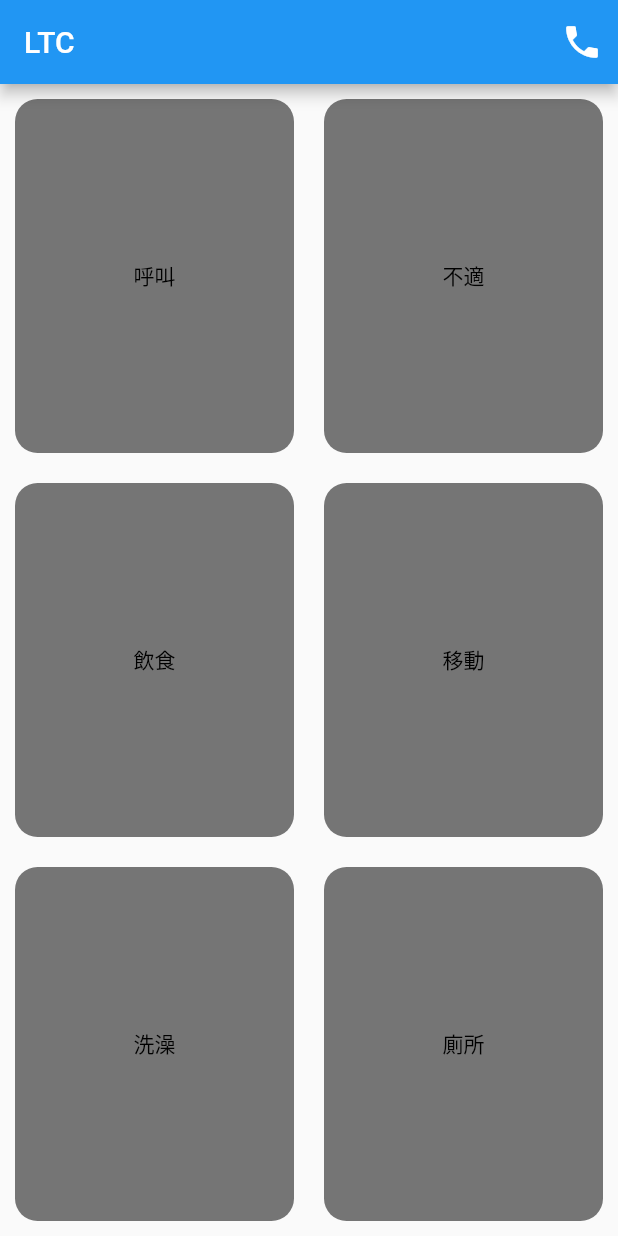
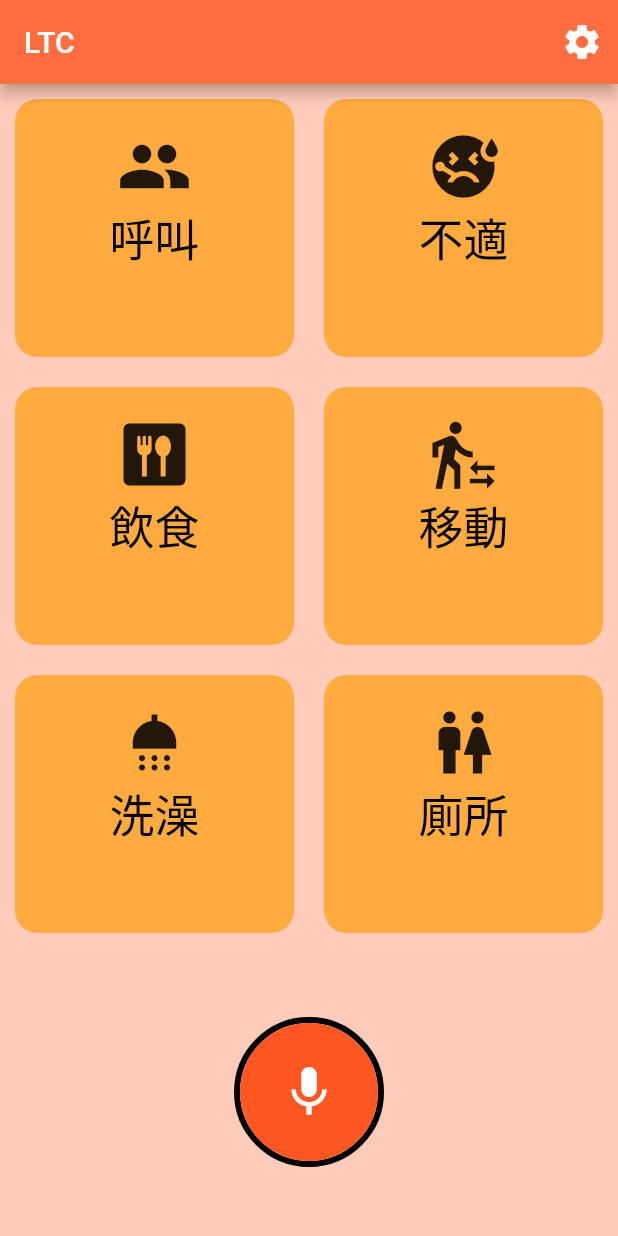
Before and after one commit to Lichyo/LTC, a Flutter app: the screen it shows after launch, on a phone screen of 412 x 824 dp. Run offline on Flutter 3.47's test engine with Material 2 defaults, Android fonts, the phone set to English and light mode, and no system bars; our stand-ins replace cloud_firestore, firebase_auth, firebase_core; missing offline and left inert: record; accounts and stored records are empty.

Commit message:
button design complete

```diff
--- a/lib/components/button.dart
+++ b/lib/components/button.dart
@@ -2,7 +2,7 @@ import 'package:flutter/material.dart';
 
 class Button extends StatelessWidget {
   final String text;
-  final String icon;
+  final IconData icon;
   final VoidCallback onTap;
   const Button(
       {super.key, required this.text, required this.icon, required this.onTap});
@@ -17,12 +17,18 @@ class Button extends StatelessWidget {
           borderRadius: BorderRadius.circular(15),
           child: Container(
             padding: const EdgeInsets.all(20),
-            color: Colors.grey[600],
+            color: Colors.orangeAccent[200],
             child: Center(
-              child: Text(
-                text,
-                style: const TextStyle(color: Colors.black),
-              ),
+              child: Column(children: [
+                Icon(
+                  icon,
+                  size: 50,
+                ),
+                Text(
+                  text,
+                  style: const TextStyle(color: Colors.black, fontSize: 30),
+                )
+              ]),
             ),
           ),
         ),
--- /dev/null
+++ b/lib/components/record_button.dart
@@ -0,0 +1,38 @@
+import 'package:flutter/material.dart';
+
+class RecordButton extends StatelessWidget {
+  final VoidCallback onTap;
+  const RecordButton({super.key, required this.onTap});
+
+  @override
+  Widget build(BuildContext context) {
+    return Padding(
+      padding: const EdgeInsets.all(10.0),
+      child: GestureDetector(
+        onTap: onTap,
+        child: Container(
+          width: 100,
+          height: 100,
+          decoration: BoxDecoration(
+              shape: BoxShape.circle,
+              border: Border.all(color: Colors.black, width: 4.0)),
+          child: Container(
+            width: 100,
+            height: 100,
+            decoration: BoxDecoration(
+              shape: BoxShape.circle,
+              color: Colors.deepOrange,
+            ),
+            child: Center(
+              child: Icon(
+                Icons.mic,
+                size: 40.0,
+                color: Colors.white,
+              ),
+            ),
+          ),
+        ),
+      ),
+    );
+  }
+}
--- a/lib/main.dart
+++ b/lib/main.dart
@@ -15,6 +15,7 @@ class LTC extends StatelessWidget {
   @override
   Widget build(BuildContext context) {
     return const MaterialApp(
+      debugShowCheckedModeBanner: false,
       home: HomePage(),
     );
   }
--- a/lib/pages/home_page.dart
+++ b/lib/pages/home_page.dart
@@ -1,6 +1,7 @@
 import 'dart:async';
 import 'package:flutter/material.dart';
 import 'package:long_time_care/components/button.dart';
+import 'package:long_time_care/components/record_button.dart';
 
 class HomePage extends StatefulWidget {
   const HomePage({Key? key}) : super(key: key);
@@ -13,7 +14,9 @@ class _HomePageState extends State<HomePage> {
   @override
   Widget build(BuildContext context) {
     return Scaffold(
+      backgroundColor: Colors.deepOrange[100],
       appBar: AppBar(
+        backgroundColor: Colors.deepOrangeAccent,
         title: const Text('LTC'),
         actions: const [
           Padding(
@@ -21,7 +24,7 @@ class _HomePageState extends State<HomePage> {
               horizontal: 10.0,
             ),
             child: Icon(
-                Icons.phone,
+              Icons.settings,
               size: 28.0,
             ),
           )
@@ -33,10 +36,10 @@ class _HomePageState extends State<HomePage> {
             child: Row(
               children: [
                 Expanded(
-                    child: Button(text: "呼叫", icon: "icon", onTap: () {}),
+                  child: Button(text: "呼叫", icon: Icons.group, onTap: () {}),
                 ),
                 Expanded(
-                    child: Button(text: "不適", icon: "icon", onTap: () {}),
+                  child: Button(text: "不適", icon: Icons.sick, onTap: () {}),
                 ),
               ],
             ),
@@ -45,10 +48,13 @@ class _HomePageState extends State<HomePage> {
             child: Row(
               children: [
                 Expanded(
-                    child: Button(text: "飲食", icon: "icon", onTap: () {}),
+                  child: Button(text: "飲食", icon: Icons.dining, onTap: () {}),
                 ),
                 Expanded(
-                    child: Button(text: "移動", icon: "icon", onTap: () {}),
+                  child: Button(
+                      text: "移動",
+                      icon: Icons.transfer_within_a_station,
+                      onTap: () {}),
                 ),
               ],
             ),
@@ -57,15 +63,23 @@ class _HomePageState extends State<HomePage> {
             child: Row(
               children: [
                 Expanded(
-                    child: Button(text: "洗澡", icon: "icon", onTap: () {}),
+                  child: Button(text: "洗澡", icon: Icons.shower, onTap: () {}),
                 ),
                 Expanded(
-                    child: Button(text: "廁所", icon: "icon", onTap: () {}),
+                  child: Button(text: "廁所", icon: Icons.wc, onTap: () {}),
                 ),
               ],
             ),
           ),
+          Expanded(
+            child: RecordButton(
+              onTap: () {
+                print("a");
+              },
+            ),
+          ),
         ],
-        ));
+      ),
+    );
   }
 }
--- a/pubspec.yaml
+++ b/pubspec.yaml
@@ -16,6 +16,7 @@ dependencies:
   cupertino_icons: ^1.0.2
   record: ^4.4.4
   firebase_core: ^2.14.0
+  firebase_auth: ^4.0.0
   cloud_firestore: ^4.8.1
 
 dev_dependencies:
```
Also changed, not shown: lib/pages/chat_room_page.dart (+194 -194 lines), pubspec.lock, 1 other file. Lines whose indentation alone changed are shown as unchanged.
